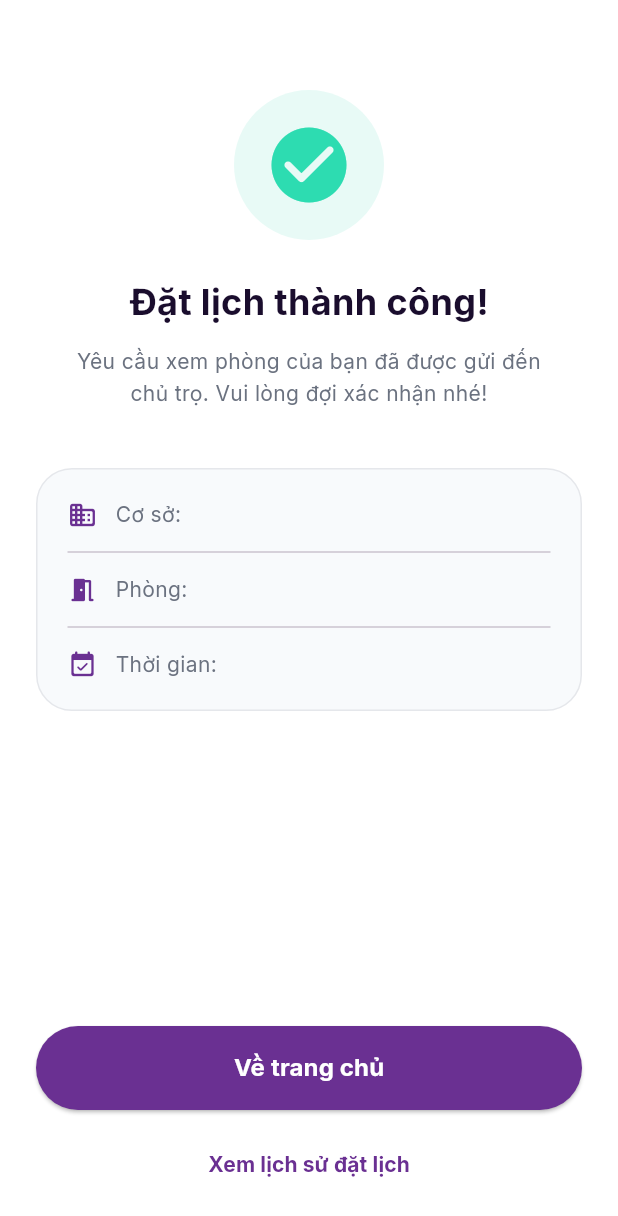
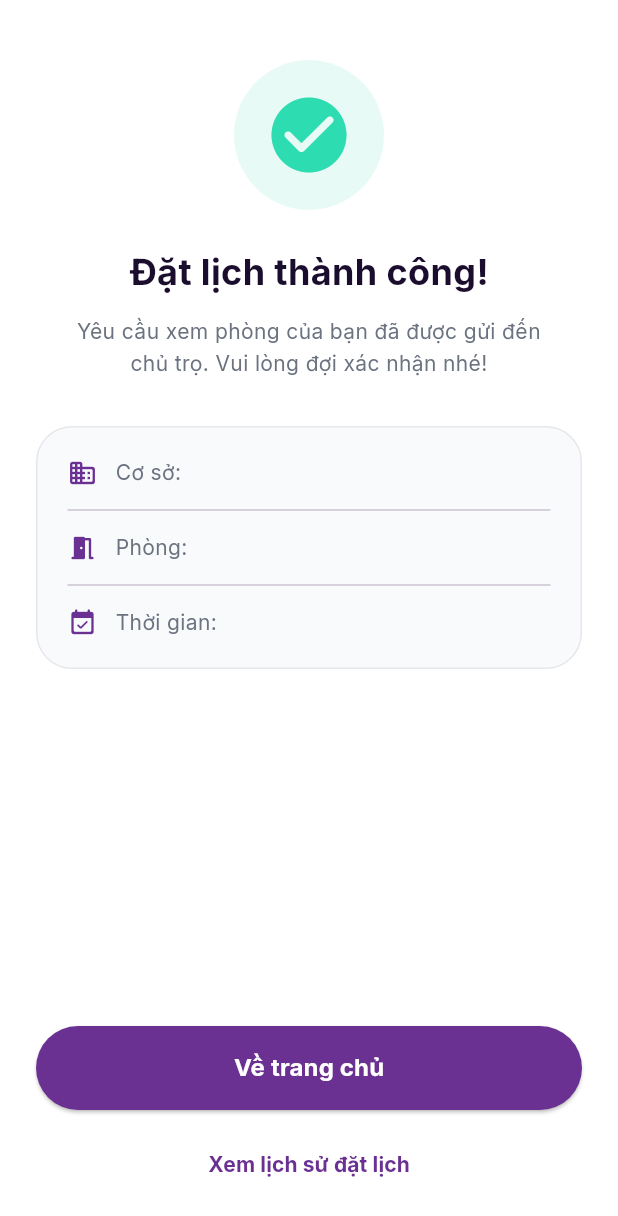
Before and after one commit to Duckmanz205/TroSmart, a Flutter app: the UrHoanTatDatLich screen opened directly with empty values, on a phone screen of 412 x 824 dp. Shown: the top 1216 px of the screen. Run offline on Flutter 3.47's test engine with Material 3 defaults, Android fonts, the phone set to English and light mode, and no system bars; our stand-ins replace dio, fl_chart, flutter_dotenv, flutter_map, google_fonts, image_picker and 6 more; accounts and stored records are empty.

Commit message:
Dong bo 5

```diff
--- a/trosmart/lib/views/user/UR_HoanTatDatLich.dart
+++ b/trosmart/lib/views/user/UR_HoanTatDatLich.dart
@@ -22,9 +22,18 @@ class UrHoanTatDatLich extends StatelessWidget {
     return Scaffold(
       backgroundColor: Colors.white,
       body: SafeArea(
+        child: LayoutBuilder(
+          builder: (context, constraints) {
+            return SingleChildScrollView(
+              physics: const BouncingScrollPhysics(),
+              child: ConstrainedBox(
+                constraints: BoxConstraints(
+                  minHeight: constraints.maxHeight,
+                ),
+                child: IntrinsicHeight(
                   child: Column(
                     children: [
-            const SizedBox(height: 60),
+                      const SizedBox(height: 40),
                       // --- Icon Thành công ---
                       Center(
                         child: Container(
@@ -42,7 +51,7 @@ class UrHoanTatDatLich extends StatelessWidget {
                         padding: EdgeInsets.symmetric(horizontal: 40),
                         child: Text('Yêu cầu xem phòng của bạn đã được gửi đến chủ trọ. Vui lòng đợi xác nhận nhé!', textAlign: TextAlign.center, style: TextStyle(color: AppTheme.textSecondary, height: 1.5)),
                       ),
-            const SizedBox(height: 40),
+                      const SizedBox(height: 32),
 
                       // --- Card tóm tắt thông tin ĐỘNG ---
                       Padding(
@@ -89,6 +98,11 @@ class UrHoanTatDatLich extends StatelessWidget {
                     ],
                   ),
                 ),
+              ),
+            );
+          },
+        ),
+      ),
     );
   }
 
```
Also changed, not shown: trosmart/lib/views/admin/AD_EditLich.dart (+30 -1 lines). Lines whose indentation alone changed are shown as unchanged.
